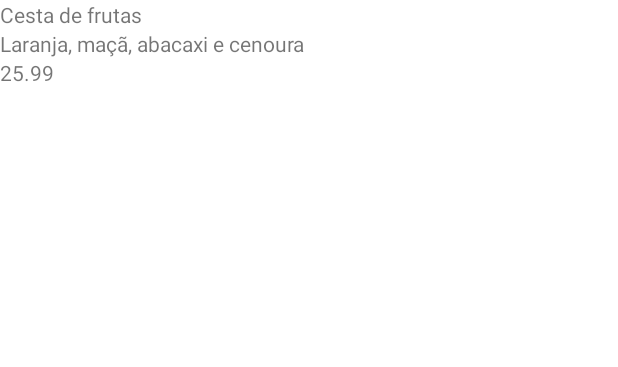
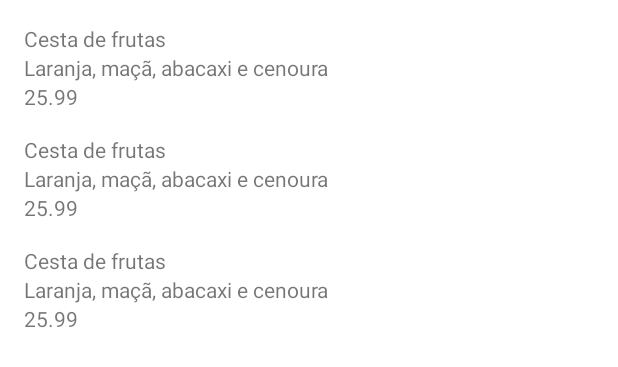
Before and after one commit to EclipseBSD/OrgsApp, an Android app: the layout activity_main.xml on its own in the app's theme, with its tools: preview values and no code run, on a phone screen of 412 x 824 dp. Shown: the top 367 px of the screen. Run offline under Robolectric (Android 15) with nearby library versions, the phone set to English and light mode, and no system bars.

Commit message:
Implementando o adapter para lista de produtos

```diff
--- a/app/src/main/AndroidManifest.xml
+++ b/app/src/main/AndroidManifest.xml
@@ -12,7 +12,7 @@
         android:supportsRtl="true"
         android:theme="@style/Theme.OrgsApp"
         tools:targetApi="31">
-        <activity android:name=".MainActivity"
+        <activity android:name=".ui.activity.MainActivity"
             android:exported="true">
             <intent-filter>
                 <action android:name="android.intent.action.MAIN" />
--- a/app/src/main/java/com/example/orgsapp/MainActivity.kt
+++ /dev/null
@@ -1,13 +0,0 @@
-package com.example.orgsapp
-
-import android.app.Activity
-import android.os.Bundle
-import android.widget.TextView
-import android.widget.Toast
-
-class MainActivity : Activity(){
-    override fun onCreate(savedInstanceState: Bundle?) {
-        super.onCreate(savedInstanceState)
-        setContentView(R.layout.activity_main)
-    }
-}
--- /dev/null
+++ b/app/src/main/java/com/example/orgsapp/model/Produtos.kt
@@ -0,0 +1,9 @@
+package com.example.orgsapp.model
+
+import java.math.BigDecimal
+
+class Produtos(
+    val nome: String,
+    val descricao: String,
+    val preco: BigDecimal
+)
--- /dev/null
+++ b/app/src/main/java/com/example/orgsapp/ui/activity/MainActivity.kt
@@ -0,0 +1,22 @@
+package com.example.orgsapp.ui.activity
+
+import android.app.Activity
+import android.os.Bundle
+import androidx.recyclerview.widget.RecyclerView
+import com.example.orgsapp.R
+import com.example.orgsapp.ui.recyclerview.adapter.ListaProdutosAdapter
+
+class MainActivity : Activity(){
+    override fun onCreate(savedInstanceState: Bundle?) {
+        super.onCreate(savedInstanceState)
+        setContentView(R.layout.activity_main)
+//        val nome = findViewById<TextView>(R.id.nome)
+//        nome.text = "Cesta de Frutas"
+//        val descricao = findViewById<TextView>(R.id.descricao)
+//        descricao.text = "Laranja, maçã, melância e cenoura"
+//        val preco = findViewById<TextView>(R.id.preco)
+//        preco.text = "25.99"
+        val recyclerView = findViewById<RecyclerView>(R.id.recyclerView)
+        recyclerView.adapter = ListaProdutosAdapter()
+    }
+}
--- /dev/null
+++ b/app/src/main/java/com/example/orgsapp/ui/recyclerview/adapter/ListaProdutosAdapter.kt
@@ -0,0 +1,20 @@
+package com.example.orgsapp.ui.recyclerview.adapter
+
+import android.view.ViewGroup
+import androidx.recyclerview.widget.RecyclerView
+import com.example.orgsapp.model.Produtos
+
+class ListaProdutosAdapter(
+    private val produtos: List<Produtos>
+) : RecyclerView.Adapter<RecyclerView.ViewHolder>() {
+    override fun onCreateViewHolder(parent: ViewGroup, viewType: Int): RecyclerView.ViewHolder {
+        TODO("Not yet implemented")
+    }
+
+    override fun getItemCount(): Int = produtos.size
+
+    override fun onBindViewHolder(holder: RecyclerView.ViewHolder, position: Int) {
+        TODO("Not yet implemented")
+    }
+
+}
--- a/app/src/main/res/layout/activity_main.xml
+++ b/app/src/main/res/layout/activity_main.xml
@@ -6,31 +6,16 @@
     android:layout_width="match_parent"
     android:layout_height="match_parent">
 
-    <TextView
-        android:id="@+id/nome"
-        android:layout_width="match_parent"
-        android:layout_height="wrap_content"
-        tools:text="Cesta de frutas"
-        android:text="Cesta de frutas"
+
+    <androidx.recyclerview.widget.RecyclerView
+        android:id="@+id/recyclerView"
+        android:layout_width="0dp"
+        android:layout_height="0dp"
+        app:layout_constraintBottom_toBottomOf="parent"
         app:layout_constraintEnd_toEndOf="parent"
-        app:layout_constraintTop_toTopOf="parent">
-    </TextView>
-
-    <TextView android:id="@+id/descricao"
-        android:layout_width="match_parent"
-        android:layout_height="wrap_content"
-        android:text="Laranja, maçã, abacaxi e cenoura"
-        app:layout_constraintTop_toBottomOf="@+id/nome"
-        >
-    </TextView>
-
-    <TextView android:id="@+id/preco"
-        android:layout_width="match_parent"
-        android:layout_height="wrap_content"
-        android:text="25.99"
-        app:layout_constraintTop_toBottomOf="@+id/descricao"
-        >
-    </TextView>
+        app:layout_constraintStart_toStartOf="parent"
+        app:layout_constraintTop_toTopOf="parent"
+        tools:listitem="@layout/produto_item" />
 
 
 </androidx.constraintlayout.widget.ConstraintLayout>
--- /dev/null
+++ b/app/src/main/res/layout/produto_item.xml
@@ -0,0 +1,40 @@
+<?xml version="1.0" encoding="utf-8"?>
+<androidx.constraintlayout.widget.ConstraintLayout xmlns:android="http://schemas.android.com/apk/res/android"
+    android:layout_width="match_parent"
+    android:layout_height="wrap_content"
+    xmlns:tools="http://schemas.android.com/tools"
+    xmlns:app="http://schemas.android.com/apk/res-auto">
+
+    <TextView
+        android:id="@+id/nome"
+        android:layout_width="0dp"
+        android:layout_height="wrap_content"
+        android:layout_margin="16dp"
+        app:layout_constraintStart_toStartOf="parent"
+        app:layout_constraintEnd_toEndOf="parent"
+        app:layout_constraintTop_toTopOf="parent"
+        tools:text="Cesta de frutas"></TextView>
+
+    <TextView
+        android:id="@+id/descricao"
+        android:layout_width="0dp"
+        android:layout_height="wrap_content"
+        android:layout_marginStart="16dp"
+        android:layout_marginEnd="16dp"
+        app:layout_constraintEnd_toEndOf="parent"
+        app:layout_constraintStart_toStartOf="parent"
+        app:layout_constraintTop_toBottomOf="@+id/nome"
+        tools:text="Laranja, maçã, abacaxi e cenoura"></TextView>
+
+    <TextView
+        android:id="@+id/preco"
+        android:layout_width="0dp"
+        android:layout_height="wrap_content"
+        app:layout_constraintStart_toStartOf="parent"
+        app:layout_constraintEnd_toEndOf="parent"
+        android:layout_marginStart="16dp"
+        android:layout_marginEnd="16dp"
+        app:layout_constraintTop_toBottomOf="@+id/descricao"
+        tools:text="25.99"></TextView>
+
+</androidx.constraintlayout.widget.ConstraintLayout>
--- a/gradle.properties
+++ b/gradle.properties
@@ -21,3 +21,4 @@ kotlin.code.style=official
 # resources declared in the library itself and none from the library's dependencies,
 # thereby reducing the size of the R class for that library
 android.nonTransitiveRClass=true
+android.overridePathCheck=true
```
